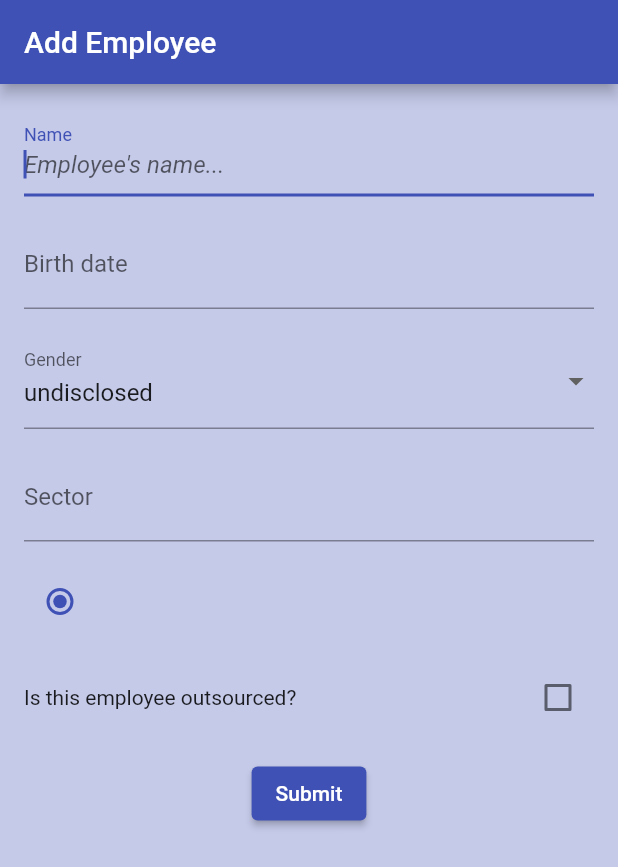
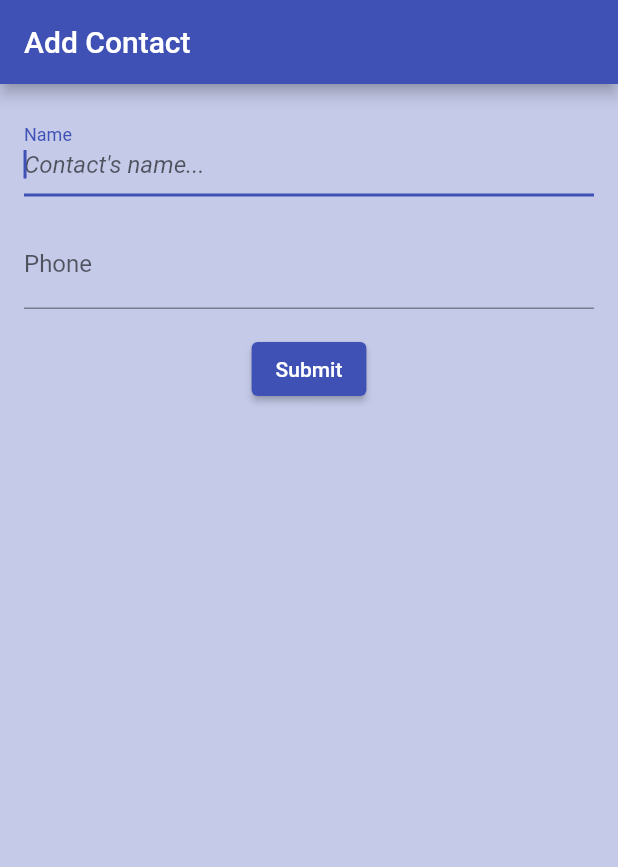
Before and after one commit to MSavioti/Estudo-SQLite, a Flutter app: the screen it shows after launch, after a tap on the "add" icon, on a phone screen of 412 x 824 dp. Shown: the top 867 px of the screen. Run offline on Flutter 3.47's test engine with Material 2 defaults, Android fonts, the phone set to English and light mode, and no system bars; our stand-ins replace sqflite; accounts and stored records are empty.

Commit message:
simplifying project to focus on sqlite

```diff
--- a/lib/app/app.dart
+++ b/lib/app/app.dart
@@ -1,4 +1,4 @@
-import 'package:estudo_sqlite/app/pages/addEmployee/add_employee_page.dart';
+import 'package:estudo_sqlite/app/pages/addContact/add_contact_page.dart';
 import 'package:estudo_sqlite/app/pages/home/home_page.dart';
 import 'package:flutter/material.dart';
 
@@ -14,7 +14,7 @@ class App extends StatelessWidget {
       initialRoute: '/',
       routes: {
         '/': (context) => HomePage(),
-        '/addEmployee': (context) => AddEmployeePage(),
+        '/addContact': (context) => AddContactPage(),
       },
     );
   }
--- a/lib/app/pages/addEmployee/add_employee_page.dart
+++ b/lib/app/pages/addContact/add_contact_page.dart
@@ -1,18 +1,18 @@
-import 'package:estudo_sqlite/app/pages/addEmployee/widgets/employee_form.dart';
+import 'package:estudo_sqlite/app/pages/addContact/widgets/add_contact_form.dart';
 import 'package:flutter/material.dart';
 
-class AddEmployeePage extends StatelessWidget {
+class AddContactPage extends StatelessWidget {
   @override
   Widget build(BuildContext context) {
     return Scaffold(
       resizeToAvoidBottomInset: false,
       appBar: AppBar(
         title: Text(
-          'Add Employee',
+          'Add Contact',
         ),
       ),
       body: Center(
-        child: EmployeeForm(),
+        child: AddContactForm(),
       ),
     );
   }
--- /dev/null
+++ b/lib/app/pages/addContact/widgets/add_contact_form.dart
@@ -0,0 +1,89 @@
+import 'package:flutter/material.dart';
+
+class AddContactForm extends StatefulWidget {
+  @override
+  _AddContactFormState createState() => _AddContactFormState();
+}
+
+class _AddContactFormState extends State<AddContactForm> {
+  final GlobalKey<FormState> _formKey = GlobalKey<FormState>();
+  final TextEditingController _nameController = TextEditingController();
+  final TextEditingController _phoneController = TextEditingController();
+
+  String? _validateTextField(String? inputText) {
+    if ((inputText == null) || (inputText.isEmpty)) {
+      return 'This field can\'t be left blank';
+    }
+
+    return null;
+  }
+
+  @override
+  void dispose() {
+    _nameController.dispose();
+    _phoneController.dispose();
+    super.dispose();
+  }
+
+  @override
+  Widget build(BuildContext context) {
+    return Align(
+      alignment: Alignment.topCenter,
+      child: SingleChildScrollView(
+        child: Form(
+          key: _formKey,
+          child: Padding(
+            padding: const EdgeInsets.all(16.0),
+            child: Column(
+              crossAxisAlignment: CrossAxisAlignment.start,
+              children: [
+                TextFormField(
+                  autofocus: true,
+                  validator: _validateTextField,
+                  controller: _nameController,
+                  decoration: InputDecoration(
+                    border: UnderlineInputBorder(),
+                    labelText: 'Name',
+                    hintText: 'Contact\'s name...',
+                    hintStyle: TextStyle(
+                      fontStyle: FontStyle.italic,
+                    ),
+                  ),
+                ),
+                SizedBox(height: 16.0),
+                TextFormField(
+                  autofocus: true,
+                  validator: _validateTextField,
+                  controller: _phoneController,
+                  decoration: InputDecoration(
+                    border: UnderlineInputBorder(),
+                    labelText: 'Phone',
+                    hintText: 'Phone number',
+                    hintStyle: TextStyle(
+                      fontStyle: FontStyle.italic,
+                    ),
+                  ),
+                ),
+                SizedBox(height: 16.0),
+                Row(
+                  mainAxisAlignment: MainAxisAlignment.center,
+                  children: [
+                    ElevatedButton(
+                      onPressed: () {
+                        if (_formKey.currentState!.validate()) {
+                          Navigator.pop(context);
+                          Navigator.pushReplacementNamed(context, '/');
+                        }
+                      },
+                      child: Text('Submit'),
+                    ),
+                  ],
+                ),
+              ],
+            ),
+          ),
+        ),
+      ),
+    );
+  }
+}
--- a/lib/app/pages/addEmployee/widgets/employee_form.dart
+++ /dev/null
@@ -1,179 +0,0 @@
-import 'package:estudo_sqlite/shared/models/employee.dart';
-import 'package:flutter/material.dart';
-
-class EmployeeForm extends StatefulWidget {
-  @override
-  _EmployeeFormState createState() => _EmployeeFormState();
-}
-
-class _EmployeeFormState extends State<EmployeeForm> {
-  final GlobalKey<FormState> _formKey = GlobalKey<FormState>();
-  final TextEditingController _nameController = TextEditingController();
-  final TextEditingController _dateController = TextEditingController();
-  final TextEditingController _genderController = TextEditingController();
-  final TextEditingController _sectorController = TextEditingController();
-
-  String? _validateTextField(String? inputText) {
-    if ((inputText == null) || (inputText.isEmpty)) {
-      return 'This field can\'t be left blank';
-    }
-
-    return null;
-  }
-
-  @override
-  void dispose() {
-    _nameController.dispose();
-    _dateController.dispose();
-    _genderController.dispose();
-    _sectorController.dispose();
-    super.dispose();
-  }
-
-  @override
-  Widget build(BuildContext context) {
-    String dropdownValue = Gender.undisclosed.toString().split('.').last;
-    bool? isOutSourced = false;
-    Level currentLevel = Level.trainee;
-
-    return Align(
-      alignment: Alignment.topCenter,
-      child: SingleChildScrollView(
-        child: Form(
-          key: _formKey,
-          child: Padding(
-            padding: const EdgeInsets.all(16.0),
-            child: Column(
-              crossAxisAlignment: CrossAxisAlignment.start,
-              children: [
-                TextFormField(
-                  autofocus: true,
-                  validator: _validateTextField,
-                  controller: _nameController,
-                  decoration: InputDecoration(
-                    border: UnderlineInputBorder(),
-                    labelText: 'Name',
-                    hintText: 'Employee\'s name...',
-                    hintStyle: TextStyle(
-                      fontStyle: FontStyle.italic,
-                    ),
-                  ),
-                ),
-                SizedBox(height: 16.0),
-                TextFormField(
-                  autofocus: true,
-                  validator: _validateTextField,
-                  controller: _dateController,
-                  decoration: InputDecoration(
-                    border: UnderlineInputBorder(),
-                    labelText: 'Birth date',
-                    hintText: 'Tap to choose date...',
-                    hintStyle: TextStyle(
-                      fontStyle: FontStyle.italic,
-                    ),
-                  ),
-                  onTap: () async {
-                    final date = await showDatePicker(
-                      context: context,
-                      initialDate: DateTime.now(),
-                      firstDate: DateTime(1900),
-                      lastDate: DateTime.now(),
-                    );
-
-                    if (date != null) {
-                      _dateController.text = date.toString().substring(0, 10);
-                    }
-                  },
-                ),
-                SizedBox(height: 16.0),
-                DropdownButtonFormField(
-                  value: dropdownValue,
-                  decoration: InputDecoration(
-                    border: UnderlineInputBorder(),
-                    labelText: 'Gender',
-                    hintText: 'Choose (or not) a gender...',
-                    hintStyle: TextStyle(
-                      fontStyle: FontStyle.italic,
-                    ),
-                  ),
-                  onChanged: (String? newValue) {
-                    setState(() {
-                      dropdownValue = newValue!;
-                    });
-                  },
-                  items: Gender.values
-                      .map<DropdownMenuItem<String>>((Gender gender) {
-                    String genderName = gender.toString().split('.').last;
-                    return DropdownMenuItem<String>(
-                      value: genderName,
-                      child: Text(genderName),
-                    );
-                  }).toList(),
-                ),
-                SizedBox(height: 16.0),
-                TextFormField(
-                  autofocus: true,
-                  validator: _validateTextField,
-                  controller: _sectorController,
-                  decoration: InputDecoration(
-                    border: UnderlineInputBorder(),
-                    labelText: 'Sector',
-                    hintText: 'Where the employee works...',
-                    hintStyle: TextStyle(
-                      fontStyle: FontStyle.italic,
-                    ),
-                  ),
-                ),
-                SizedBox(height: 16.0),
-                Radio<Level>(
-                  value: currentLevel,
-                  groupValue: currentLevel,
-                  onChanged: (Level? newLevel) {
-                    if (newLevel != null) {
-                      setState(() {
-                        currentLevel = newLevel;
-                      });
-                    }
-                  },
-                ),
-                SizedBox(height: 16.0),
-                Row(
-                  mainAxisAlignment: MainAxisAlignment.spaceBetween,
-                  children: [
-                    Text('Is this employee outsourced?'),
-                    Checkbox(
-                      value: isOutSourced,
-                      onChanged: (bool? newValue) {
-                        print(newValue);
-                        setState(() {
-                          if (newValue != null) {
-                            isOutSourced = newValue;
-                          }
-                        });
-                      },
-                    ),
-                  ],
-                ),
-                SizedBox(height: 16.0),
-                Row(
-                  mainAxisAlignment: MainAxisAlignment.center,
-                  children: [
-                    ElevatedButton(
-                      onPressed: () {
-                        if (_formKey.currentState!.validate()) {
-                          Navigator.pop(context);
-                          Navigator.pushReplacementNamed(context, '/');
-                        }
-                      },
-                      child: Text('Submit'),
-                    ),
-                  ],
-                ),
-              ],
-            ),
-          ),
-        ),
-      ),
-    );
-  }
-}
--- a/lib/app/pages/home/home_page.dart
+++ b/lib/app/pages/home/home_page.dart
@@ -1,4 +1,4 @@
-import 'package:estudo_sqlite/app/pages/home/widgets/employee_list_view.dart';
+import 'package:estudo_sqlite/app/pages/home/widgets/contact_list_view.dart';
 import 'package:flutter/material.dart';
 
 class HomePage extends StatelessWidget {
@@ -8,11 +8,11 @@ class HomePage extends StatelessWidget {
       appBar: AppBar(
         title: Text('SQLite DEMO'),
       ),
-      body: EmployeeListView(),
+      body: ContactListView(),
       floatingActionButton: ElevatedButton(
         child: Icon(Icons.add),
         onPressed: () {
-          Navigator.pushReplacementNamed(context, '/addEmployee');
+          Navigator.pushReplacementNamed(context, '/addContact');
         },
       ),
     );
--- a/lib/app/pages/home/widgets/employee_list_view.dart
+++ b/lib/app/pages/home/widgets/contact_list_view.dart
@@ -1,33 +1,33 @@
 import 'package:estudo_sqlite/services/sqlite_service.dart';
-import 'package:estudo_sqlite/shared/models/employee.dart';
+import 'package:estudo_sqlite/shared/models/contact.dart';
 import 'package:flutter/material.dart';
 
-class EmployeeListView extends StatefulWidget {
+class ContactListView extends StatefulWidget {
   @override
-  _EmployeeListViewState createState() => _EmployeeListViewState();
+  _ContactListViewState createState() => _ContactListViewState();
 }
 
-class _EmployeeListViewState extends State<EmployeeListView> {
+class _ContactListViewState extends State<ContactListView> {
   final SqliteService _sqliteService = SqliteService();
   @override
   Widget build(BuildContext context) {
-    return FutureBuilder<List<Employee>>(
-      future: _sqliteService.listEmployees(),
+    return FutureBuilder<List<Contact>>(
+      future: _sqliteService.listContacts(),
       builder: (context, snapshot) {
         if (!snapshot.hasData) {
           return Center(child: CircularProgressIndicator());
         }
 
-        final employees = snapshot.data;
+        final contacts = snapshot.data;
 
         return ListView.builder(
-          itemCount: employees!.length,
+          itemCount: contacts!.length,
           shrinkWrap: true,
           itemBuilder: (_, i) {
             return Card(
               child: ListTile(
-                title: Text(employees[i].name),
-                subtitle: Text(employees[i].sector),
+                title: Text(contacts[i].name),
+                subtitle: Text(contacts[i].phone),
               ),
             );
           },
--- a/lib/repositories/sqlite/helpers/sql_queries.dart
+++ b/lib/repositories/sqlite/helpers/sql_queries.dart
@@ -1,6 +1,6 @@
 class SqlQueries {
-  static const String createEmployeeTable =
-      'CREATE TABLE $employeesTableName(id INTEGER PRIMARY KEY, name TEXT, birthday TEXT, gender TEXT, sector TEXT, level TEXT, outsourced INTEGER)';
+  static const String createContactsTable =
+      'CREATE TABLE $contactsTableName(id INTEGER PRIMARY KEY, name TEXT, phone TEXT)';
 
-  static const String employeesTableName = 'employees';
+  static const String contactsTableName = 'contact';
 }
--- a/lib/repositories/sqlite/sqlite_repository.dart
+++ b/lib/repositories/sqlite/sqlite_repository.dart
@@ -18,12 +18,12 @@ class SqliteRepository {
     }
   }
 
-  Future<bool> addEmployee(Map<String, dynamic> employee) async {
+  Future<bool> addContact(Map<String, dynamic> contact) async {
     try {
       final sqlite.Database db = await database();
       await db.insert(
-        SqlQueries.employeesTableName,
-        employee,
+        SqlQueries.contactsTableName,
+        contact,
         conflictAlgorithm: sqlite.ConflictAlgorithm.replace,
       );
       return true;
@@ -32,14 +32,14 @@ class SqliteRepository {
     }
   }
 
-  Future<bool> updateEmployee(Map<String, dynamic> employee) async {
+  Future<bool> updateContact(Map<String, dynamic> contact) async {
     try {
       final sqlite.Database db = await database();
       await db.update(
-        SqlQueries.employeesTableName,
-        employee,
+        SqlQueries.contactsTableName,
+        contact,
         where: 'id = ?',
-        whereArgs: employee["id"],
+        whereArgs: contact["id"],
       );
       return true;
     } catch (e) {
@@ -47,11 +47,11 @@ class SqliteRepository {
     }
   }
 
-  Future<bool> removeEmployee(int id) async {
+  Future<bool> removeContact(int id) async {
     try {
       final sqlite.Database db = await database();
       await db.delete(
-        SqlQueries.employeesTableName,
+        SqlQueries.contactsTableName,
         where: 'id = ?',
         whereArgs: [id],
       );
@@ -61,12 +61,12 @@ class SqliteRepository {
     }
   }
 
-  Future<List<Map<String, dynamic>>> listEmployees() async {
+  Future<List<Map<String, dynamic>>> listContacts() async {
     try {
       final sqlite.Database db = await database();
-      final List<Map<String, dynamic>> queriesEmployees =
-          await db.query(SqlQueries.employeesTableName);
-      return queriesEmployees;
+      final List<Map<String, dynamic>> queriesContacts =
+          await db.query(SqlQueries.contactsTableName);
+      return queriesContacts;
     } catch (e) {
       rethrow;
     }
@@ -75,12 +75,12 @@ class SqliteRepository {
   Future<sqlite.Database> _openDatabase({int version = 1}) async {
     try {
       final databasePath =
-          path.join(await sqlite.getDatabasesPath(), 'employee_database.db');
+          path.join(await sqlite.getDatabasesPath(), 'contact_database.db');
       final sqlite.Database database = await sqlite.openDatabase(
         databasePath,
         version: version,
         onCreate: (db, version) async {
-          return db.execute(SqlQueries.createEmployeeTable);
+          return db.execute(SqlQueries.createContactsTable);
         },
       );
       _database = database;
--- a/lib/services/sqlite_service.dart
+++ b/lib/services/sqlite_service.dart
@@ -1,5 +1,5 @@
 import 'package:estudo_sqlite/repositories/sqlite/sqlite_repository.dart';
-import 'package:estudo_sqlite/shared/models/employee.dart';
+import 'package:estudo_sqlite/shared/models/contact.dart';
 
 class SqliteService {
   late SqliteRepository _repository;
@@ -8,50 +8,32 @@ class SqliteService {
     _repository = SqliteRepository();
   }
 
-  Future<bool> addEmployee(Employee employee) async {
-    return await _repository.addEmployee(employee.toMap());
+  Future<bool> addContact(Contact contact) async {
+    return await _repository.addContact(contact.toMap());
   }
 
-  Future<bool> updateEmployee(Employee employee) async {
-    return await _repository.updateEmployee(employee.toMap());
+  Future<bool> updateContact(Contact contact) async {
+    return await _repository.updateContact(contact.toMap());
   }
 
-  Future<bool> removeEmployee(Employee employee) async {
-    return await _repository.removeEmployee(employee.id);
+  Future<bool> removeContact(Contact contact) async {
+    return await _repository.removeContact(contact.id);
   }
 
-  Future<Employee> findEmployee(int id) async {
-    final List<Employee> employees = await listEmployees();
-    return employees.where((employee) => employee.id == id).first;
+  Future<Contact> findContact(int id) async {
+    final List<Contact> contacts = await listContacts();
+    return contacts.where((contact) => contact.id == id).first;
   }
 
-  Future<List<Employee>> listEmployees() async {
-    final queriesEmployees = await _repository.listEmployees();
+  Future<List<Contact>> listContacts() async {
+    final queriesContacts = await _repository.listContacts();
 
-    if (queriesEmployees.isEmpty) {
+    if (queriesContacts.isEmpty) {
       return [];
     }
 
-    return List.generate(queriesEmployees.length, (i) {
-      return Employee.fromMap(queriesEmployees[i]);
+    return List.generate(queriesContacts.length, (i) {
+      return Contact.fromMap(queriesContacts[i]);
     });
   }
-
-  static Gender genderFromString(String genderName) {
-    for (var gender in Gender.values) {
-      if (gender.toString().contains(genderName)) {
-        return gender;
-      }
-    }
-    throw ArgumentError();
-  }
-
-  static Level levelFromString(String levelName) {
-    for (var level in Level.values) {
-      if (level.toString().contains(levelName)) {
-        return level;
-      }
-    }
-    throw ArgumentError();
-  }
 }
--- /dev/null
+++ b/lib/shared/models/contact.dart
@@ -0,0 +1,31 @@
+class Contact {
+  int id = 0;
+  String name = '';
+  String phone = '';
+
+  Contact({
+    required this.name,
+    required this.phone,
+  });
+
+  Map<String, dynamic> toMap() {
+    return {
+      'name': name,
+      'phone': phone,
+    };
+  }
+
+  static Contact fromMap(Map<String, dynamic> contactMap) {
+    Contact contact = Contact(
+      name: contactMap['name'],
+      phone: contactMap['phone'],
+    );
+    contact.id = contactMap['id'];
+    return contact;
+  }
+
+  @override
+  String toString() {
+    return '\nContact n° $id\nName: $name\Phone: $phone\n';
+  }
+}
--- a/lib/shared/models/employee.dart
+++ /dev/null
@@ -1,53 +0,0 @@
-import 'package:estudo_sqlite/services/sqlite_service.dart';
-
-enum Gender { masculine, feminine, nonBinary, undisclosed }
-
-enum Level { trainee, junior, middle, senior }
-
-class Employee {
-  int id = 0;
-  String name = '';
-  int age = 0;
-  Gender gender = Gender.undisclosed;
-  String sector = '';
-  Level level = Level.trainee;
-  bool outsourced = false;
-
-  Employee({
-    required this.name,
-    required this.age,
-    required this.gender,
-    required this.sector,
-    required this.level,
-    required this.outsourced,
-  });
-
-  Map<String, dynamic> toMap() {
-    return {
-      'name': name,
-      'age': age,
-      'gender': gender.toString().split('.').last,
-      'sector': sector,
-      'level': level.toString().split('.').last,
-      'outsourced': outsourced ? 1 : 0,
-    };
-  }
-
-  static Employee fromMap(Map<String, dynamic> employeeMap) {
-    Employee employee = Employee(
-      name: employeeMap['name'],
-      age: employeeMap['age'],
-      gender: SqliteService.genderFromString(employeeMap['gender']),
-      sector: employeeMap['sector'],
-      level: SqliteService.levelFromString(employeeMap['level']),
-      outsourced: employeeMap['outsourced'] == 1,
-    );
-    employee.id = employeeMap['id'];
-    return employee;
-  }
-
-  @override
-  String toString() {
-    return '\nEmployee n° $id\nName: $name\nAge: $age\nGender: ${gender.toString().split('.').last}\nSector: $sector\nLevel: ${level.toString().split('.').last}\nTerceirizado: ${outsourced ? 'Sim' : 'Não'}\n';
-  }
-}
```
